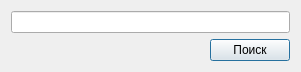
Qt form searchform.ui (balamyt92/AutoInfo) before a commit.
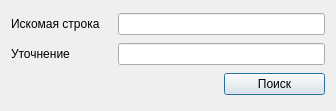
The same form after that commit.

Diff of the .ui file:
```diff
--- a/searchform.ui
+++ b/searchform.ui
@@ -6,15 +6,15 @@
    <rect>
     <x>0</x>
     <y>0</y>
-    <width>301</width>
-    <height>67</height>
+    <width>336</width>
+    <height>111</height>
    </rect>
   </property>
   <property name="windowTitle">
    <string>Form</string>
   </property>
   <layout class="QGridLayout" name="gridLayout">
-   <item row="1" column="1">
+   <item row="2" column="2">
     <widget class="QPushButton" name="pushButton">
      <property name="text">
       <string>Поиск</string>
@@ -27,21 +27,25 @@
      </property>
     </widget>
    </item>
+   <item row="1" column="1" colspan="2">
+    <widget class="QLineEdit" name="appendLine"/>
+   </item>
+   <item row="0" column="1" colspan="2">
+    <widget class="QLineEdit" name="searchLine"/>
+   </item>
+   <item row="0" column="0">
+    <widget class="QLabel" name="label">
+     <property name="text">
+      <string>Искомая строка</string>
+     </property>
+    </widget>
+   </item>
    <item row="1" column="0">
-    <spacer name="horizontalSpacer">
-     <property name="orientation">
-      <enum>Qt::Horizontal</enum>
+    <widget class="QLabel" name="label_2">
+     <property name="text">
+      <string>Уточнение</string>
      </property>
-     <property name="sizeHint" stdset="0">
-      <size>
-       <width>40</width>
-       <height>20</height>
-      </size>
-     </property>
-    </spacer>
-   </item>
-   <item row="0" column="0" colspan="2">
-    <widget class="QLineEdit" name="lineEdit"/>
+    </widget>
    </item>
   </layout>
  </widget>
```
Left out of the diff: 5 changed lines with no effect on the pictures.
